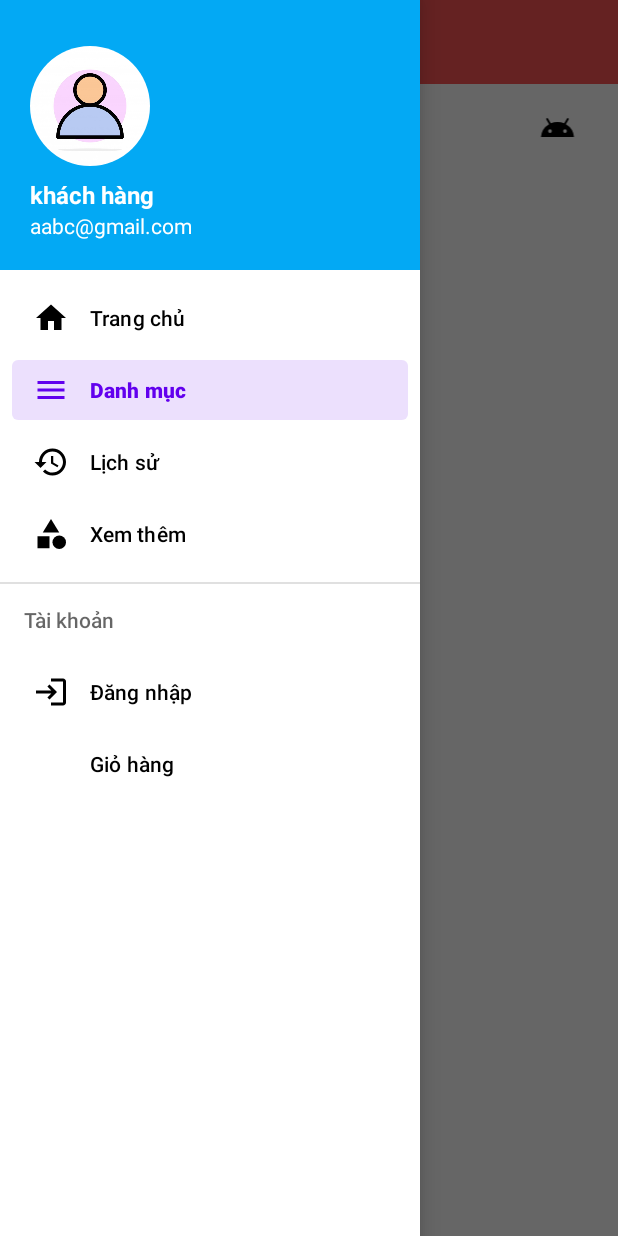
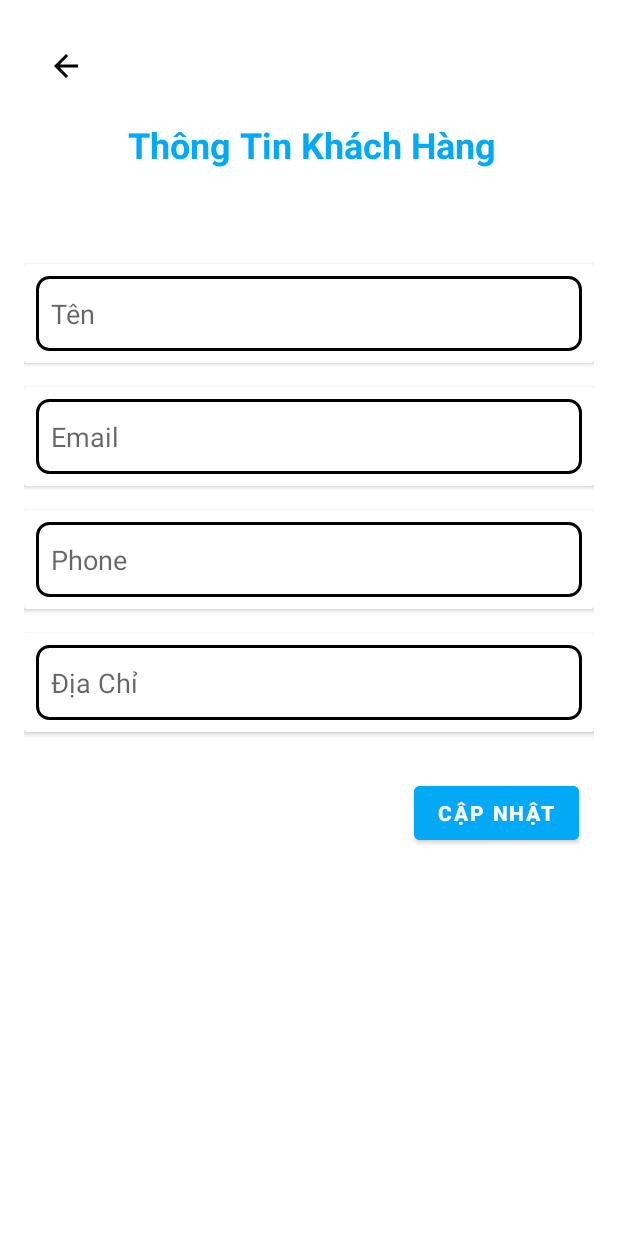
Before and after one commit to TrietAnh222/CNPMnangcaover2, an Android app: the screen it shows after launch (MainActivity before the commit, TTnguoidungActivity after it), in the side drawer, after a tap on "Danh mục", on a phone screen of 412 x 824 dp. Run offline under Robolectric (Android 15) with nearby library versions, the phone set to English and light mode, and no system bars; pictures from the network do not load; 1 statement that could not run was skipped.

Commit message:
ver gan xong

```diff
--- a/CNPMnangcaoriu/app/src/main/AndroidManifest.xml
+++ b/CNPMnangcaoriu/app/src/main/AndroidManifest.xml
@@ -14,6 +14,9 @@
         android:theme="@style/Theme.CNPMnangcaoriu"
         android:usesCleartextTraffic="true"
         tools:targetApi="31">
+        <activity
+            android:name=".Activity.TTnguoidungActivity"
+            android:exported="false" />
         <activity
             android:name=".Activity.TTgiaohangActivity"
             android:exported="false" />
--- a/CNPMnangcaoriu/app/src/main/java/com/example/cnpmnangcaoriu/Activity/MainActivity.java
+++ b/CNPMnangcaoriu/app/src/main/java/com/example/cnpmnangcaoriu/Activity/MainActivity.java
@@ -52,7 +52,7 @@ public class MainActivity extends AppCompatActivity implements NavigationView.On
     public static ArrayList<DetailTest> giohang;
 
     private static final int FRAGMENT_HOME = 0;
-    private static final int FRAGMENT_CATEGORY = 1;
+    private static final int TTnguoidung = 1;
     private static final int FRAGMENT_HISTORY = 2;
     private static final int FRAGMENT_OTHER = 3;
     private int mCurrentFragment = FRAGMENT_HOME;
@@ -145,9 +145,9 @@ public class MainActivity extends AppCompatActivity implements NavigationView.On
                 mCurrentFragment = FRAGMENT_HOME;
             }
         } else if (id==R.id.nav_category) {
-            if (mCurrentFragment != FRAGMENT_CATEGORY) {
-                replaceFragment(new CategoryFragment());
-                mCurrentFragment = FRAGMENT_CATEGORY;
+            if (mCurrentFragment != TTnguoidung) {
+               Intent intent = new Intent(MainActivity.this,TTnguoidungActivity.class);
+               startActivity(intent);
             }
         } else if (id==R.id.nav_history) {
             if (mCurrentFragment != FRAGMENT_HISTORY) {
@@ -163,7 +163,6 @@ public class MainActivity extends AppCompatActivity implements NavigationView.On
             Intent intent = new Intent(MainActivity.this, LoginActivity.class);
             startActivity(intent);
             finish();
-            //call giỏ hàng bị fail
         } else if (id == R.id.btnGioHang) {
             // Mở GioHangActivity khi nhấn vào "Giỏ hàng"
             Intent gioHangIntent = new Intent(MainActivity.this, GioHangActivity.class);
--- /dev/null
+++ b/CNPMnangcaoriu/app/src/main/java/com/example/cnpmnangcaoriu/Activity/TTnguoidungActivity.java
@@ -0,0 +1,16 @@
+package com.example.cnpmnangcaoriu.Activity;
+
+import androidx.appcompat.app.AppCompatActivity;
+
+import android.os.Bundle;
+
+import com.example.cnpmnangcaoriu.R;
+
+public class TTnguoidungActivity extends AppCompatActivity {
+
+    @Override
+    protected void onCreate(Bundle savedInstanceState) {
+        super.onCreate(savedInstanceState);
+        setContentView(R.layout.activity_ttnguoidung);
+    }
+}
--- /dev/null
+++ b/CNPMnangcaoriu/app/src/main/java/com/example/cnpmnangcaoriu/Models/OrderRequest.java
@@ -0,0 +1,4 @@
+package com.example.cnpmnangcaoriu.Models;
+
+public class OrderRequest {
+}
--- /dev/null
+++ b/CNPMnangcaoriu/app/src/main/res/drawable/baseline_arrow_back_24.xml
@@ -0,0 +1,5 @@
+<vector android:autoMirrored="true" android:height="24dp"
+    android:tint="#000000" android:viewportHeight="24"
+    android:viewportWidth="24" android:width="24dp" xmlns:android="http://schemas.android.com/apk/res/android">
+    <path android:fillColor="@android:color/white" android:pathData="M20,11H7.83l5.59,-5.59L12,4l-8,8 8,8 1.41,-1.41L7.83,13H20v-2z"/>
+</vector>
--- /dev/null
+++ b/CNPMnangcaoriu/app/src/main/res/drawable/edittext_bg.xml
@@ -0,0 +1,9 @@
+<?xml version="1.0" encoding="utf-8"?>
+<shape xmlns:android="http://schemas.android.com/apk/res/android"
+    android:shape="rectangle">
+     />
+    <corners android:radius="8dp" />
+    <stroke
+        android:width="2dp"
+    />
+</shape>
--- /dev/null
+++ b/CNPMnangcaoriu/app/src/main/res/layout/activity_ttnguoidung.xml
@@ -0,0 +1,164 @@
+<?xml version="1.0" encoding="utf-8"?>
+<RelativeLayout xmlns:android="http://schemas.android.com/apk/res/android"
+    xmlns:app="http://schemas.android.com/apk/res-auto"
+    xmlns:tools="http://schemas.android.com/tools"
+    android:layout_width="match_parent"
+    android:layout_height="match_parent"
+    tools:context=".Activity.TTnguoidungActivity"
+    android:padding="16dp">
+
+    <RelativeLayout
+        android:layout_width="match_parent"
+        android:layout_height="match_parent"
+        android:padding="16dp">
+
+        <TextView
+            android:id="@+id/buttonBack"
+            android:layout_width="wrap_content"
+            android:layout_height="wrap_content"
+            android:background="@drawable/baseline_arrow_back_24"
+            />
+
+        <TextView
+            android:layout_width="wrap_content"
+            android:layout_height="wrap_content"
+            android:layout_marginStart="45dp"
+            android:layout_marginTop="40dp"
+            android:padding="8dp"
+            android:text="Thông Tin Khách Hàng"
+            android:textColor="#03A9F4"
+            android:textSize="24sp"
+            android:textStyle="bold" />
+
+    </RelativeLayout>
+
+
+    <androidx.cardview.widget.CardView
+        android:id="@+id/cardName"
+        android:layout_width="match_parent"
+        android:layout_height="wrap_content"
+
+        android:layout_marginTop="160dp"
+        android:layout_marginBottom="16dp">
+
+
+        <LinearLayout
+            android:id="@+id/linearName"
+            android:layout_width="match_parent"
+            android:layout_height="wrap_content"
+            android:orientation="horizontal"
+            android:padding="8dp">
+
+            <EditText
+                android:id="@+id/editTextName"
+                android:layout_width="wrap_content"
+                android:layout_height="50dp"
+                android:paddingLeft="10dp"
+                android:layout_weight="1"
+                android:hint="Tên"
+                android:inputType="text"
+                android:background="@drawable/edittext_bg" />
+
+
+
+        </LinearLayout>
+    </androidx.cardview.widget.CardView>
+
+    <androidx.cardview.widget.CardView
+        android:id="@+id/cardEmail"
+        android:layout_width="match_parent"
+        android:layout_height="wrap_content"
+        android:layout_below="@id/cardName"
+        android:layout_marginBottom="16dp">
+
+        <LinearLayout
+            android:id="@+id/linearEmail"
+            android:layout_width="match_parent"
+            android:layout_height="wrap_content"
+            android:orientation="horizontal"
+            android:padding="8dp">
+
+            <EditText
+                android:id="@+id/editTextEmail"
+                android:layout_width="wrap_content"
+                android:layout_height="50dp"
+                android:paddingLeft="10dp"
+                android:layout_weight="1"
+                android:hint="Email"
+                android:inputType="text"
+                android:background="@drawable/edittext_bg" />
+
+
+        </LinearLayout>
+    </androidx.cardview.widget.CardView>
+
+    <androidx.cardview.widget.CardView
+        android:id="@+id/cardPhone"
+        android:layout_width="match_parent"
+        android:layout_height="wrap_content"
+        android:layout_below="@id/cardEmail"
+        android:layout_marginBottom="16dp">
+
+        <LinearLayout
+            android:id="@+id/linearPhone"
+            android:layout_width="match_parent"
+            android:layout_height="wrap_content"
+            android:orientation="horizontal"
+            android:padding="8dp">
+
+            <EditText
+                android:id="@+id/editTextPhone"
+                android:layout_width="wrap_content"
+                android:layout_height="50dp"
+                android:paddingLeft="10dp"
+                android:layout_weight="1"
+                android:hint="Phone"
+                android:inputType="text"
+                android:background="@drawable/edittext_bg" />
+
+
+        </LinearLayout>
+    </androidx.cardview.widget.CardView>
+
+    <androidx.cardview.widget.CardView
+        android:id="@+id/cardAddress"
+        android:layout_width="match_parent"
+        android:layout_height="wrap_content"
+        android:layout_below="@id/cardPhone">
+
+        <LinearLayout
+            android:id="@+id/linearAddress"
+            android:layout_width="match_parent"
+            android:layout_height="wrap_content"
+            android:orientation="horizontal"
+            android:padding="8dp">
+
+            <EditText
+                android:id="@+id/editTextAddress"
+                android:layout_width="wrap_content"
+                android:layout_height="50dp"
+                android:paddingLeft="10dp"
+                android:layout_weight="1"
+                android:hint="Địa Chỉ"
+                android:inputType="text"
+                android:background="@drawable/edittext_bg"/>
+
+
+        </LinearLayout>
+    </androidx.cardview.widget.CardView>
+
+    <Button
+        android:id="@+id/buttonUpdateAddress25"
+        android:layout_width="wrap_content"
+        android:layout_height="wrap_content"
+        android:layout_below="@+id/cardAddress"
+        android:layout_marginTop="30dp"
+        android:backgroundTint="#03A9F4"
+        android:layout_marginLeft="260dp"
+        android:text="CẬP NHẬT"
+        android:textColor="@color/white"
+        android:textStyle="bold" />
+
+
+
+</RelativeLayout>
```
